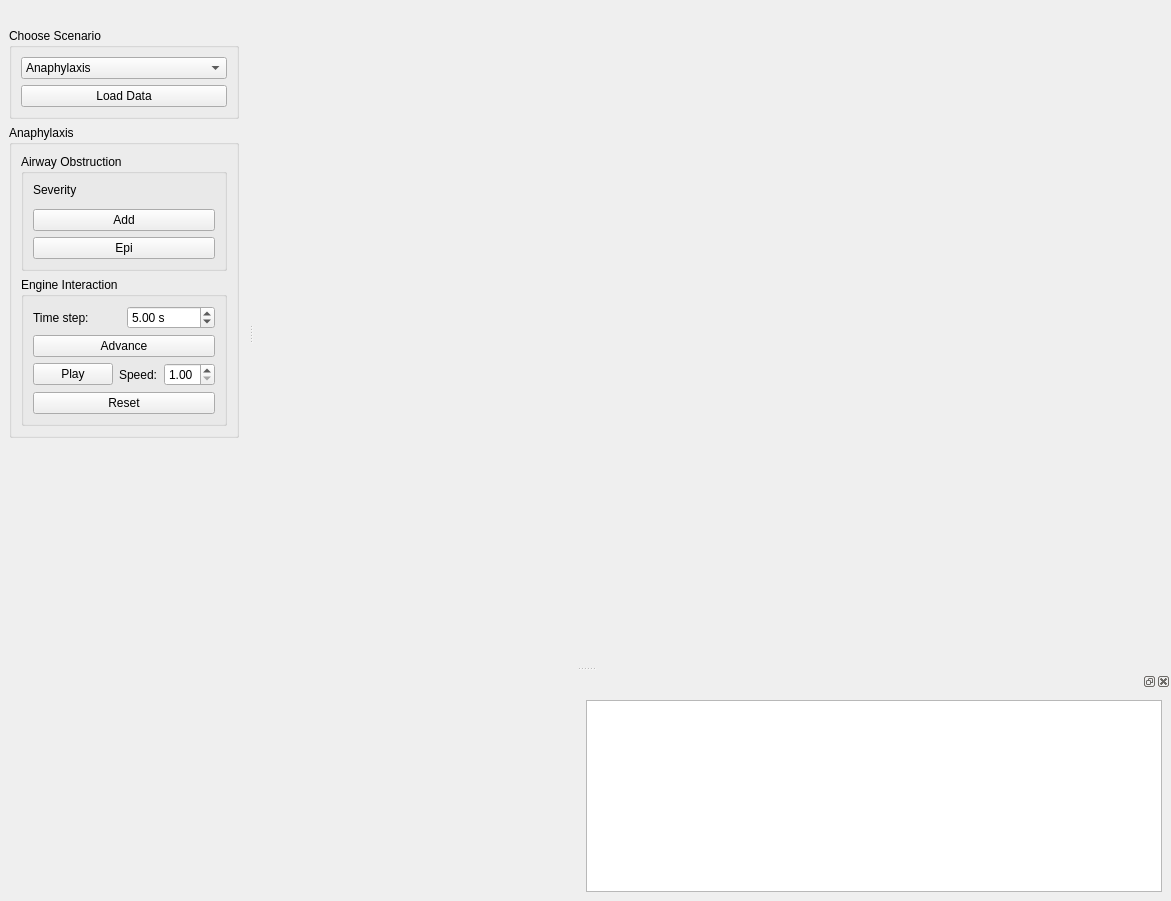
Before: the Qt Designer form BioGearsDemoMainWindow.ui in cnsuhao/explorer, drawn with Qt 5.
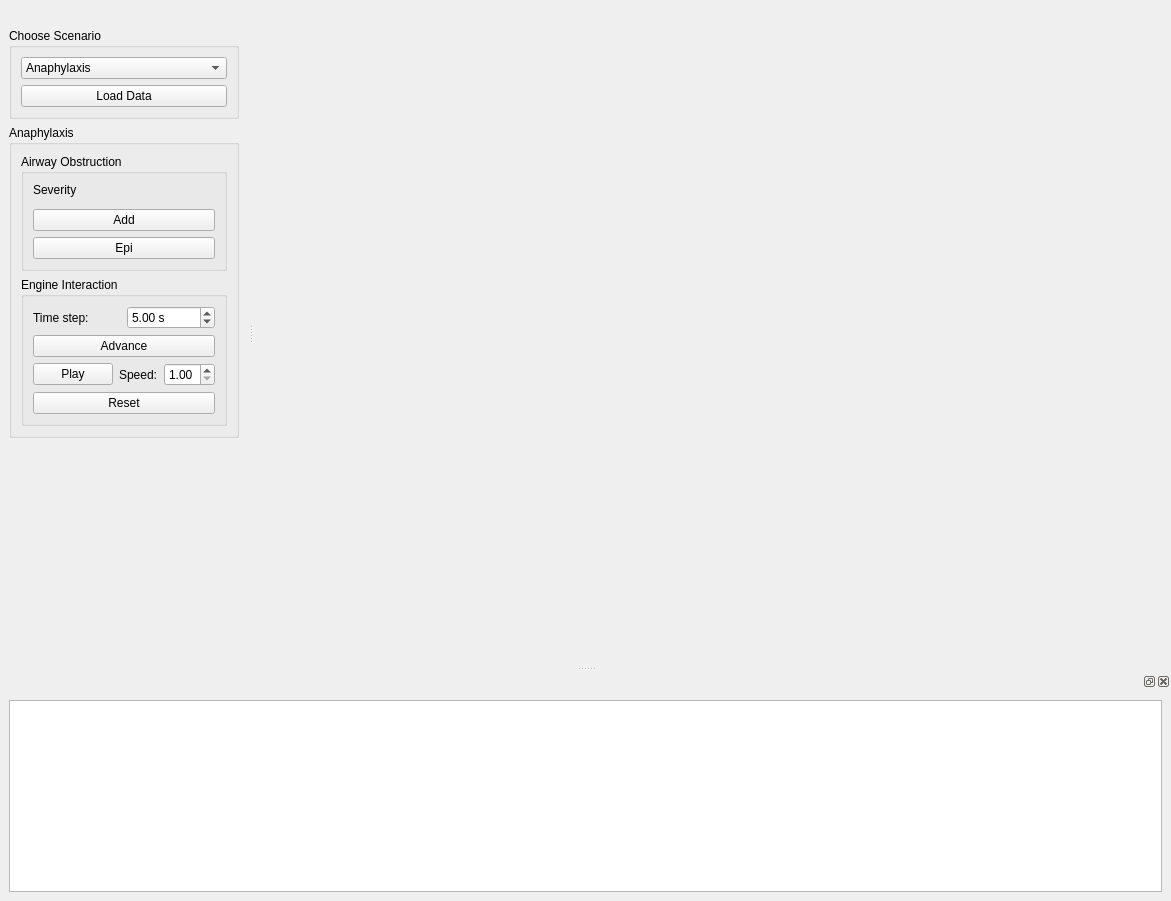
After: the same form once the commit is applied. Custom widgets are drawn as their Qt base class.

The edit to the form file:
```diff
--- a/BioGearsDemoMainWindow.ui
+++ b/BioGearsDemoMainWindow.ui
@@ -223,21 +223,8 @@
     <number>8</number>
    </attribute>
    <widget class="QWidget" name="dockWidgetContents_2">
-    <layout class="QHBoxLayout" name="horizontalLayout">
-     <item>
-      <spacer name="horizontalSpacer">
-       <property name="orientation">
-        <enum>Qt::Horizontal</enum>
-       </property>
-       <property name="sizeHint" stdset="0">
-        <size>
-         <width>40</width>
-         <height>20</height>
-        </size>
-       </property>
-      </spacer>
-     </item>
-     <item>
+    <layout class="QGridLayout" name="gridLayout_3">
+     <item row="0" column="2">
       <widget class="QTextEdit" name="logOutput">
        <property name="sizePolicy">
         <sizepolicy hsizetype="Expanding" vsizetype="Preferred">
```
